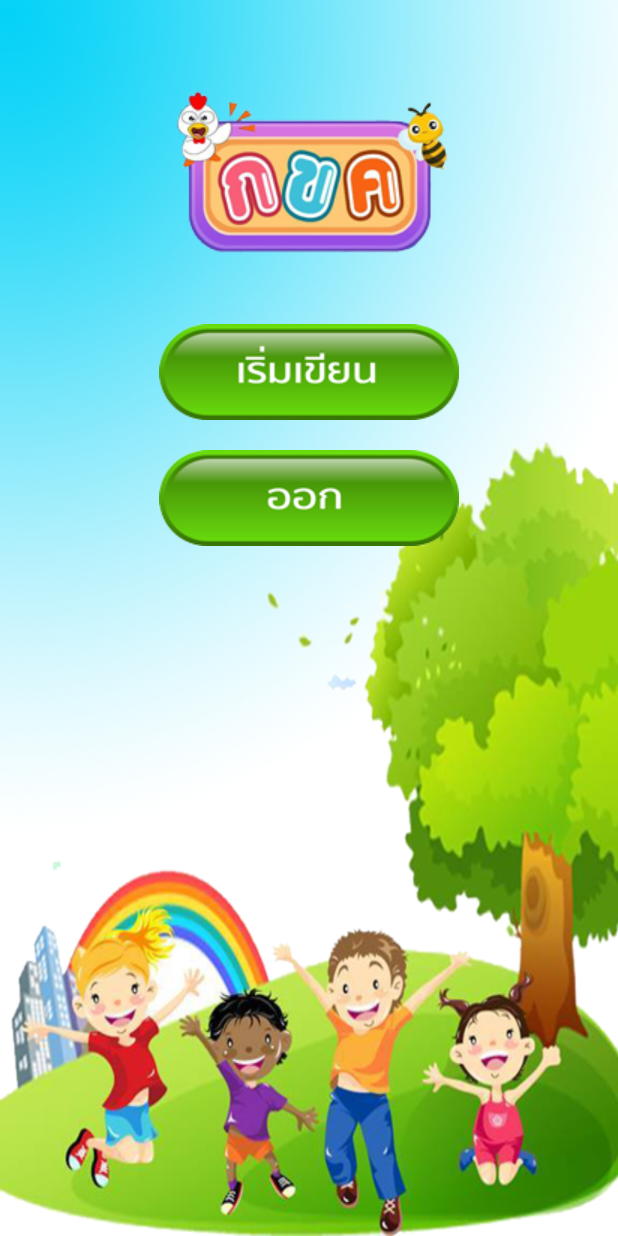
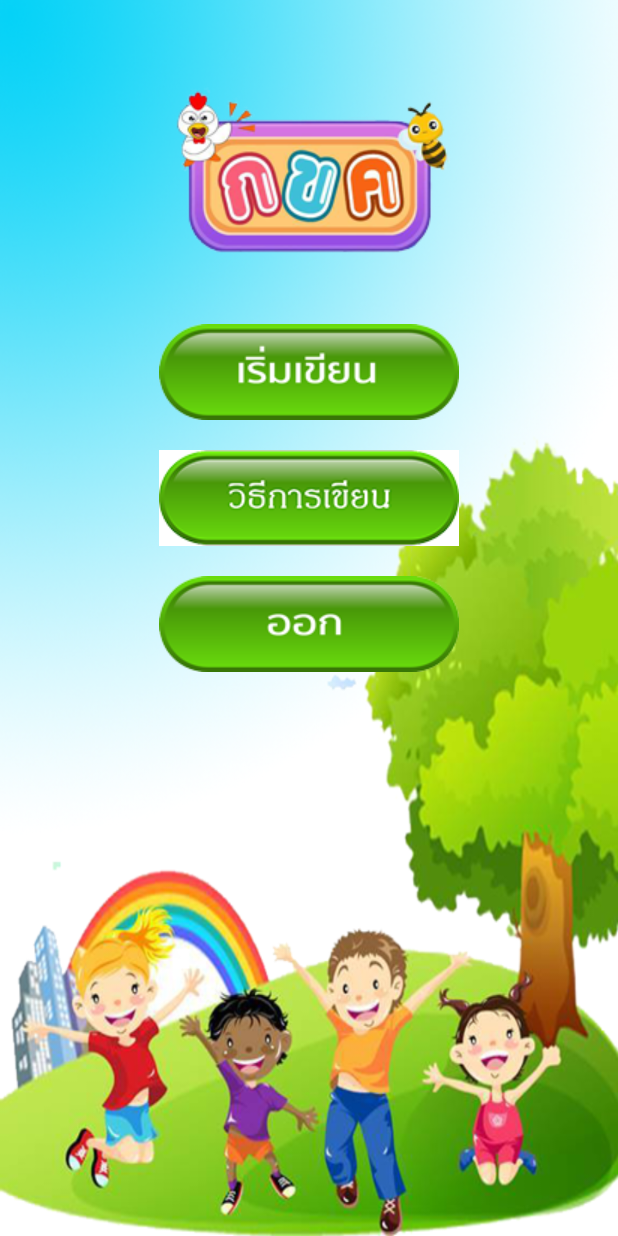
Before and after one commit to khurkham/Sorting-Thai, an Android app: the screen it shows after launch (MainActivity), on a phone screen of 412 x 824 dp. Run offline under Robolectric (Android 15) with nearby library versions, the phone set to English and light mode, and no system bars.

Commit message:
Video OK

```diff
--- a/app/src/main/AndroidManifest.xml
+++ b/app/src/main/AndroidManifest.xml
@@ -16,7 +16,8 @@
             </intent-filter>
         </activity>
         <activity android:name=".SortListView" />
-        <activity android:name=".SortTest"></activity>
+        <activity android:name=".SortTest" />
+        <activity android:name=".VideoView"></activity>
     </application>
 
 </manifest>
--- a/app/src/main/java/appewtc/masterung/sortingthai/MainActivity.java
+++ b/app/src/main/java/appewtc/masterung/sortingthai/MainActivity.java
@@ -20,6 +20,10 @@ public class MainActivity extends AppCompatActivity {
 
     }   // clickPlay
 
+    public void clickVideo(View view) {
+        startActivity(new Intent(MainActivity.this, VideoView.class));
+    }
+
     public void clickExit(View view) {
         finish();
     }
--- a/app/src/main/res/layout/activity_main.xml
+++ b/app/src/main/res/layout/activity_main.xml
@@ -15,8 +15,9 @@
     <LinearLayout
         android:layout_width="wrap_content"
         android:layout_height="wrap_content"
-        android:layout_centerHorizontal="true"
-        android:orientation="vertical">
+        android:orientation="vertical"
+        android:layout_alignParentTop="true"
+        android:layout_centerHorizontal="true">
 
         <ImageView
             android:id="@+id/imageView"
@@ -32,6 +33,14 @@
             app:srcCompat="@drawable/start_app" />
 
         <ImageView
+            android:id="@+id/imageView4"
+            android:layout_width="match_parent"
+            android:layout_height="wrap_content"
+            android:onClick="clickVideo"
+            app:srcCompat="@drawable/video2"
+            android:layout_marginTop="20dp" />
+
+        <ImageView
             android:id="@+id/imageView3"
             android:layout_width="match_parent"
             android:layout_height="wrap_content"
--- a/build.gradle
+++ b/build.gradle
@@ -5,7 +5,7 @@ buildscript {
         jcenter()
     }
     dependencies {
-        classpath 'com.android.tools.build:gradle:2.2.0'
+        classpath 'com.android.tools.build:gradle:2.2.3'
 
         // NOTE: Do not place your application dependencies here; they belong
         // in the individual module build.gradle files
```
Also changed, not shown: app/src/main/java/appewtc/masterung/sortingthai/VideoView.java (added, +33 -0 lines), app/src/main/res/layout/activity_video_view.xml (added, +17 -0 lines), app/src/main/res/drawable/video.png (added), app/src/main/res/drawable/video2.png (added), 1 other file.
